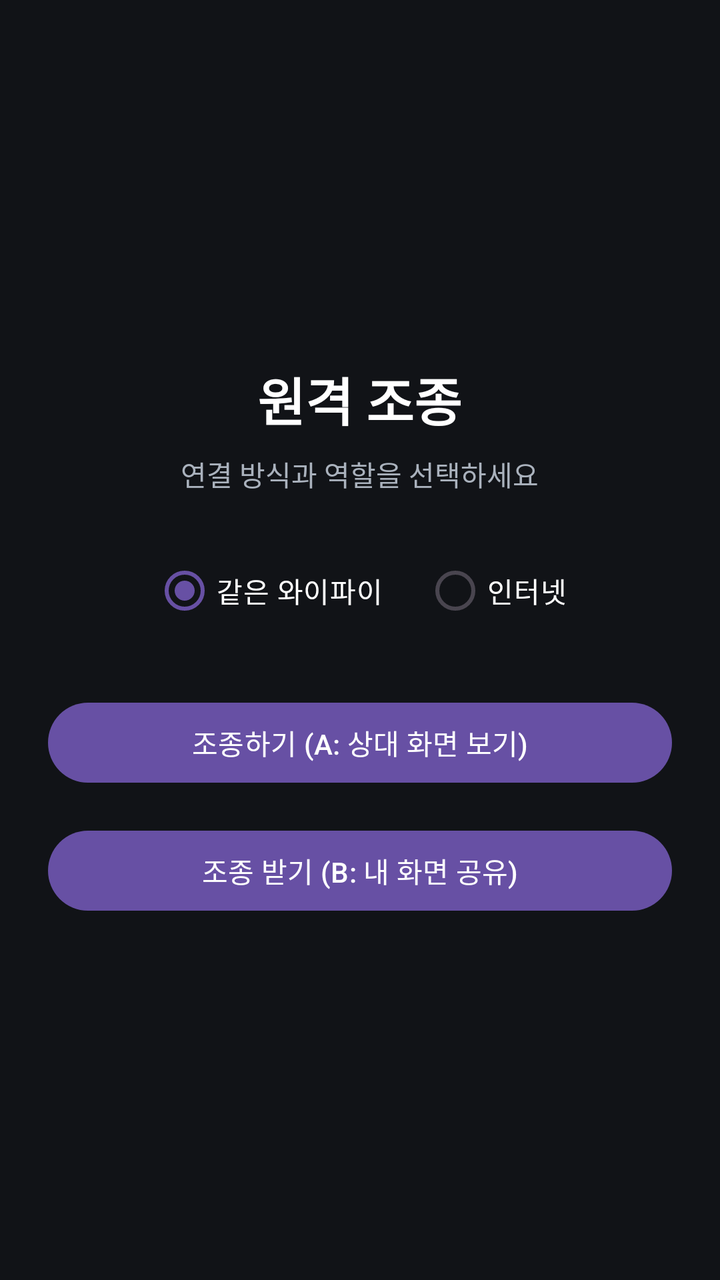
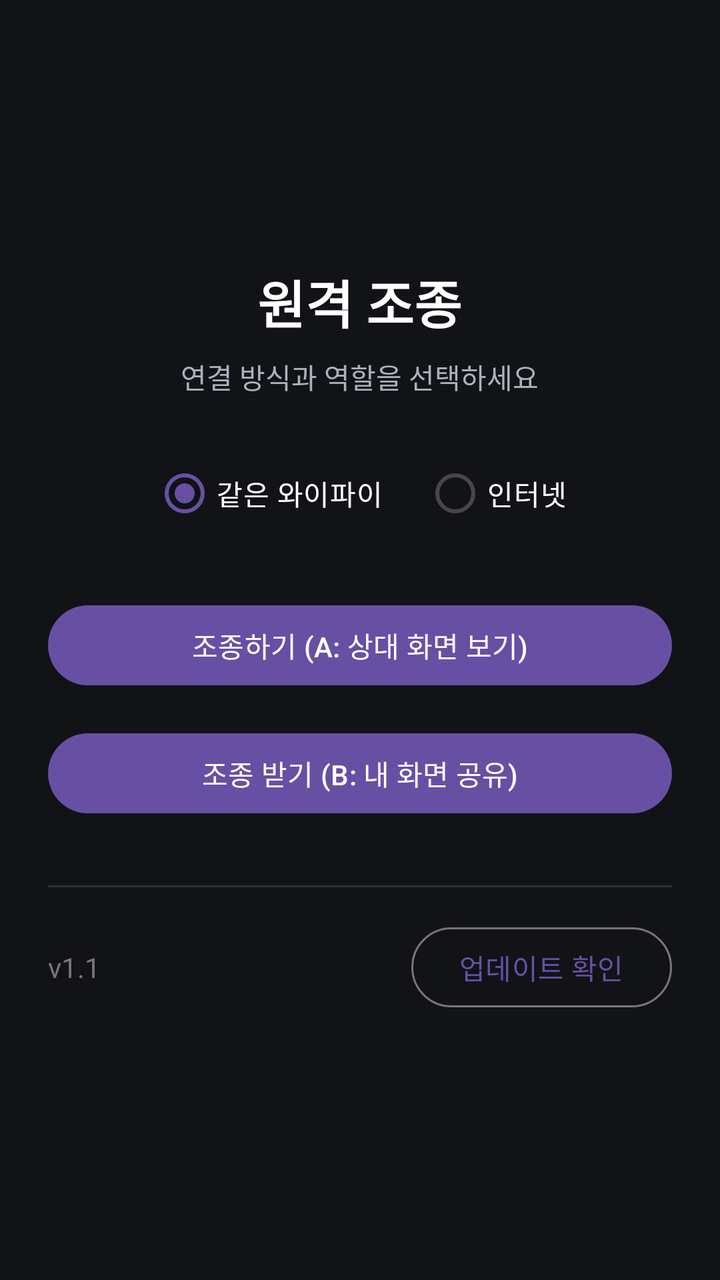

Compare the two renders of this Android layout. The source of the first and the diff that turns it into the second are given below.
<!-- AndroidManifest.xml: application theme Theme.Material3.DayNight.NoActionBar -->
<!-- res/layout/activity_main.xml -->
<?xml version="1.0" encoding="utf-8"?>
<LinearLayout xmlns:android="http://schemas.android.com/apk/res/android"
    android:layout_width="match_parent"
    android:layout_height="match_parent"
    android:orientation="vertical"
    android:gravity="center"
    android:padding="24dp"
    android:background="#111317">

    <TextView
        android:layout_width="wrap_content"
        android:layout_height="wrap_content"
        android:text="원격 조종"
        android:textColor="#FFFFFF"
        android:textSize="26sp"
        android:textStyle="bold"
        android:layout_marginBottom="8dp" />

    <TextView
        android:layout_width="wrap_content"
        android:layout_height="wrap_content"
        android:text="연결 방식과 역할을 선택하세요"
        android:textColor="#AAB2BD"
        android:layout_marginBottom="24dp" />

    <RadioGroup
        android:id="@+id/radioMode"
        android:layout_width="wrap_content"
        android:layout_height="wrap_content"
        android:orientation="horizontal"
        android:layout_marginBottom="28dp">
        <RadioButton
            android:id="@+id/radioWifi"
            android:layout_width="wrap_content"
            android:layout_height="wrap_content"
            android:text="같은 와이파이"
            android:textColor="#FFFFFF"
            android:checked="true"
            android:buttonTint="#4FC3F7"
            android:layout_marginEnd="20dp" />
        <RadioButton
            android:id="@+id/radioInternet"
            android:layout_width="wrap_content"
            android:layout_height="wrap_content"
            android:text="인터넷"
            android:textColor="#FFFFFF"
            android:buttonTint="#4FC3F7" />
    </RadioGroup>

    <Button
        android:id="@+id/btnController"
        android:layout_width="match_parent"
        android:layout_height="wrap_content"
        android:text="조종하기 (A: 상대 화면 보기)"
        android:layout_marginBottom="16dp" />

    <Button
        android:id="@+id/btnControlled"
        android:layout_width="match_parent"
        android:layout_height="wrap_content"
        android:text="조종 받기 (B: 내 화면 공유)" />

</LinearLayout>
<!-- resources referenced by this layout -->
<resources>

</resources>

<!-- the commit's change to res/layout/activity_main.xml (unified diff, before → after) -->
@@ -60,4 +60,33 @@
         android:layout_height="wrap_content"
         android:text="조종 받기 (B: 내 화면 공유)" />
 
+    <View
+        android:layout_width="match_parent"
+        android:layout_height="1dp"
+        android:background="#2A2E37"
+        android:layout_marginTop="32dp"
+        android:layout_marginBottom="16dp" />
+
+    <LinearLayout
+        android:layout_width="match_parent"
+        android:layout_height="wrap_content"
+        android:orientation="horizontal"
+        android:gravity="center_vertical">
+
+        <TextView
+            android:id="@+id/txtVersion"
+            android:layout_width="0dp"
+            android:layout_height="wrap_content"
+            android:layout_weight="1"
+            android:text="v1.1"
+            android:textColor="#777" />
+
+        <Button
+            android:id="@+id/btnUpdate"
+            style="?attr/materialButtonOutlinedStyle"
+            android:layout_width="wrap_content"
+            android:layout_height="wrap_content"
+            android:text="업데이트 확인" />
+    </LinearLayout>
+
 </LinearLayout>
